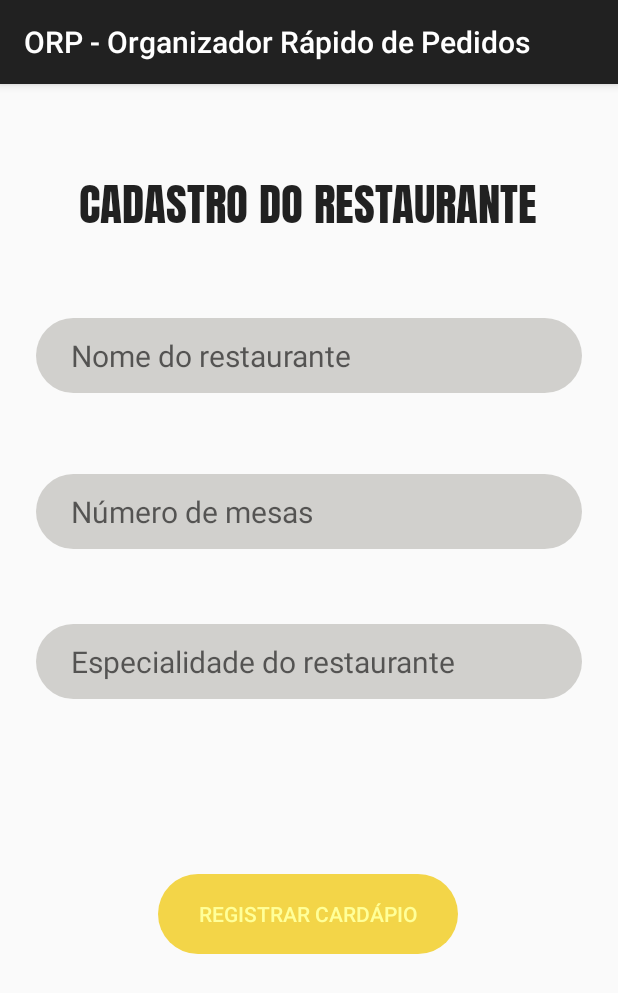
After one commit to ang3lls/ORP-Organizador-Rapido-de-Pedidos, an Android app: the restaurante_cadastro screen opened directly, with no data from a screen before it, on a phone screen of 412 x 824 dp. The commit adds this screen. Shown: the top 993 px of the screen. Run offline under Robolectric (Android 15) with nearby library versions, the phone set to English and light mode, and no system bars.

Commit message:
pagina de cadastro do restaurante

```diff
--- a/MobileApp/app/src/main/AndroidManifest.xml
+++ b/MobileApp/app/src/main/AndroidManifest.xml
@@ -9,9 +9,10 @@
         android:roundIcon="@mipmap/ic_launcher_round"
         android:supportsRtl="true"
         android:theme="@style/AppTheme">
+        <activity android:name=".restaurante_cadastro"></activity>
         <activity
             android:name=".ui.login.login_usuario"
-            android:label="@string/title_activity_login_usuario"></activity>
+            android:label="@string/title_activity_login_usuario" />
         <activity android:name=".Load_Logo">
             <intent-filter>
                 <action android:name="android.intent.action.MAIN" />
--- /dev/null
+++ b/MobileApp/app/src/main/java/com/rdt/orp/restaurante_cadastro.java
@@ -0,0 +1,14 @@
+package com.rdt.orp;
+
+import androidx.appcompat.app.AppCompatActivity;
+
+import android.os.Bundle;
+
+public class restaurante_cadastro extends AppCompatActivity {
+
+    @Override
+    protected void onCreate(Bundle savedInstanceState) {
+        super.onCreate(savedInstanceState);
+        setContentView(R.layout.activity_restaurante_cadastro);
+    }
+}
--- a/MobileApp/app/src/main/res/layout/activity_cadastro.xml
+++ b/MobileApp/app/src/main/res/layout/activity_cadastro.xml
@@ -13,15 +13,14 @@
         android:layout_marginTop="16dp"
         android:backgroundTint="#FFFFFF"
         android:fontFamily="@font/anton"
-        android:text="CADASTRO"
+        android:text="CADASTRO PESSOAL"
         android:textAppearance="@style/TextAppearance.AppCompat.Large"
-        android:textSize="36sp"
+        android:textSize="30sp"
         app:layout_constraintBottom_toTopOf="@+id/username"
         app:layout_constraintEnd_toEndOf="parent"
-        app:layout_constraintHorizontal_bias="0.112"
         app:layout_constraintStart_toStartOf="parent"
         app:layout_constraintTop_toTopOf="parent"
-        app:layout_constraintVertical_bias="0.122" />
+        app:layout_constraintVertical_bias="0.116" />
 
     <Button
         android:id="@+id/button2"
--- /dev/null
+++ b/MobileApp/app/src/main/res/layout/activity_restaurante_cadastro.xml
@@ -0,0 +1,110 @@
+<?xml version="1.0" encoding="utf-8"?>
+<androidx.constraintlayout.widget.ConstraintLayout xmlns:android="http://schemas.android.com/apk/res/android"
+    xmlns:app="http://schemas.android.com/apk/res-auto"
+    xmlns:tools="http://schemas.android.com/tools"
+    android:layout_width="match_parent"
+    android:layout_height="match_parent"
+    tools:context=".restaurante_cadastro">
+
+    <TextView
+        android:id="@+id/textView6"
+        android:layout_width="wrap_content"
+        android:layout_height="wrap_content"
+        android:layout_marginTop="50dp"
+        android:backgroundTint="#FFFFFF"
+        android:fontFamily="@font/anton"
+        android:text="CADASTRO DO RESTAURANTE"
+        android:textAppearance="@style/TextAppearance.AppCompat.Large"
+        android:textSize="30sp"
+        app:layout_constraintBottom_toTopOf="@+id/username"
+        app:layout_constraintEnd_toEndOf="parent"
+        app:layout_constraintHorizontal_bias="0.495"
+        app:layout_constraintStart_toStartOf="parent"
+        app:layout_constraintTop_toTopOf="parent"
+        app:layout_constraintVertical_bias="0.122" />
+
+    <TextView
+        android:id="@+id/textView8"
+        android:layout_width="0dp"
+        android:layout_height="50dp"
+        android:layout_marginStart="24dp"
+        android:layout_marginTop="156dp"
+        android:layout_marginEnd="24dp"
+        android:layout_marginBottom="24dp"
+        android:background="@drawable/email"
+        android:backgroundTint="#D1D0CD"
+        android:gravity="center_vertical"
+        android:hint="     Nome do restaurante"
+        android:inputType="textEmailAddress"
+        android:selectAllOnFocus="true"
+        android:textSize="20dp"
+        app:layout_constraintBottom_toTopOf="@+id/textView9"
+        app:layout_constraintEnd_toEndOf="parent"
+        app:layout_constraintHorizontal_bias="1.0"
+        app:layout_constraintStart_toStartOf="parent"
+        app:layout_constraintTop_toTopOf="parent"
+        app:layout_constraintVertical_bias="0.0"
+        tools:ignore="DuplicateIds,NotSibling" />
+
+    <TextView
+        android:id="@+id/textView9"
+        android:layout_width="0dp"
+        android:layout_height="50dp"
+        android:layout_marginStart="24dp"
+        android:layout_marginTop="260dp"
+        android:layout_marginEnd="24dp"
+        android:layout_marginBottom="24dp"
+        android:background="@drawable/email"
+        android:backgroundTint="#D1D0CD"
+        android:gravity="center_vertical"
+        android:hint="     Número de mesas"
+        android:inputType="textEmailAddress"
+        android:selectAllOnFocus="true"
+        android:textSize="20dp"
+        app:layout_constraintBottom_toTopOf="@+id/textView10"
+        app:layout_constraintEnd_toEndOf="parent"
+        app:layout_constraintHorizontal_bias="1.0"
+        app:layout_constraintStart_toStartOf="parent"
+        app:layout_constraintTop_toTopOf="parent"
+        app:layout_constraintVertical_bias="0.0"
+        tools:ignore="DuplicateIds,NotSibling" />
+
+    <Button
+        android:id="@+id/button"
+        android:layout_width="200dp"
+        android:layout_height="53dp"
+        android:layout_marginBottom="188dp"
+        android:background="@drawable/proximo"
+        android:backgroundTint="#F3D548"
+        android:text="registrar cardápio"
+        android:textColor="#ffff99"
+        android:textColorHint="#ffffff"
+        app:layout_constraintBottom_toBottomOf="parent"
+        app:layout_constraintEnd_toEndOf="parent"
+        app:layout_constraintHorizontal_bias="0.497"
+        app:layout_constraintStart_toStartOf="parent"
+        app:layout_constraintTop_toBottomOf="@+id/password" />
+
+    <TextView
+        android:id="@+id/textView10"
+        android:layout_width="0dp"
+        android:layout_height="50dp"
+        android:layout_marginStart="24dp"
+        android:layout_marginTop="360dp"
+        android:layout_marginEnd="24dp"
+        android:layout_marginBottom="24dp"
+        android:background="@drawable/email"
+        android:backgroundTint="#D1D0CD"
+        android:gravity="center_vertical"
+        android:hint="     Especialidade do restaurante"
+        android:inputType="textEmailAddress"
+        android:selectAllOnFocus="true"
+        android:textSize="20dp"
+        app:layout_constraintBottom_toTopOf="@+id/button"
+        app:layout_constraintEnd_toEndOf="parent"
+        app:layout_constraintHorizontal_bias="0.0"
+        app:layout_constraintStart_toStartOf="parent"
+        app:layout_constraintTop_toTopOf="parent"
+        app:layout_constraintVertical_bias="0.0"
+        tools:ignore="DuplicateIds,NotSibling" />
+</androidx.constraintlayout.widget.ConstraintLayout>
```
